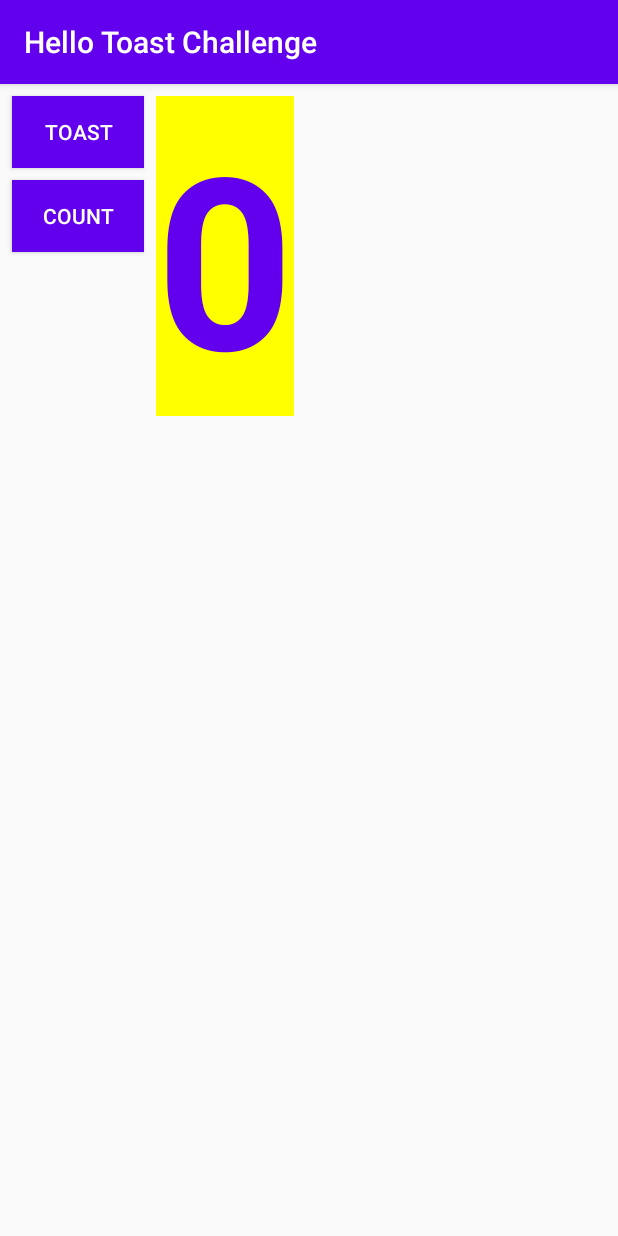
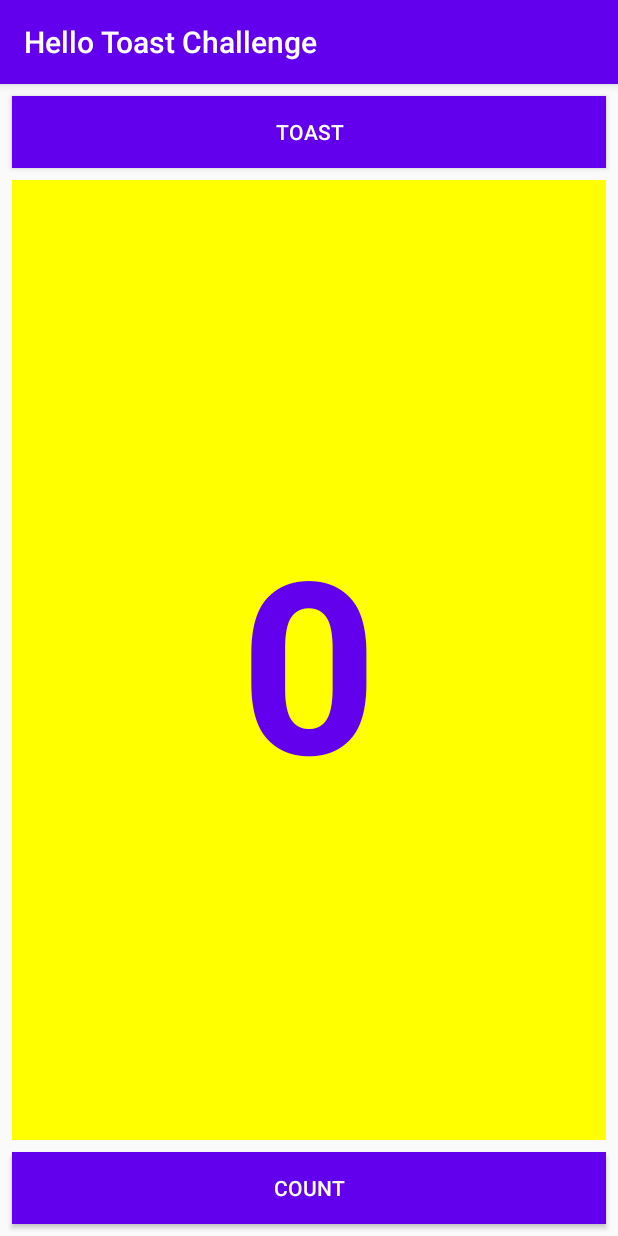
Before and after one commit to jangevaert-design/.developer-android-hello-toast, an Android app: the screen it shows after launch (MainActivity), on a phone screen of 412 x 824 dp. Run offline under Robolectric (Android 15) with nearby library versions, the phone set to English and light mode, and no system bars.

Commit message:
Worked with linear layout, gravity and weight.

```diff
--- a/app/src/main/res/layout-sw600dp/activity_main.xml
+++ b/app/src/main/res/layout-sw600dp/activity_main.xml
@@ -8,7 +8,7 @@
   tools:context=".MainActivity">
   <Button
     android:id="@+id/button_count"
-    android:layout_width="449dp"
+    android:layout_width="wrap_content"
     android:layout_height="wrap_content"
     android:background="@color/colorPrimary"
     android:onClick="countUp"
@@ -21,7 +21,7 @@
     app:layout_constraintStart_toStartOf="parent"/>
   <Button
     android:id="@+id/button_toast"
-    android:layout_width="448dp"
+    android:layout_width="wrap_content"
     android:layout_height="wrap_content"
     android:background="@color/colorPrimary"
     android:onClick="showToast"
--- a/app/src/main/res/layout/activity_main.xml
+++ b/app/src/main/res/layout/activity_main.xml
@@ -1,48 +1,54 @@
 <?xml version="1.0" encoding="utf-8"?>
-<androidx.constraintlayout.widget.ConstraintLayout
+
+<androidx.appcompat.widget.LinearLayoutCompat
   xmlns:android="http://schemas.android.com/apk/res/android"
   xmlns:app="http://schemas.android.com/apk/res-auto"
   xmlns:tools="http://schemas.android.com/tools"
   android:layout_height="match_parent"
   android:layout_width="match_parent"
+  android:orientation="vertical"
   tools:context=".MainActivity">
   <Button
     android:id="@+id/button_toast"
-    android:layout_width="wrap_content"
+    android:layout_width="match_parent"
     android:layout_height="wrap_content"
+    android:layout_marginEnd="8dp"
+    android:layout_marginStart="8dp"
     android:layout_marginTop="8dp"
-    android:layout_marginStart="8dp"
     android:background="@color/colorPrimary"
     android:onClick="showToast"
     android:text="@string/button_label_toast"
-    android:textColor="@android:color/white"
-    app:layout_constraintStart_toStartOf="parent"
-    app:layout_constraintTop_toTopOf="parent"/>
+    android:textColor="@android:color/white" />
+
+  <TextView
+    android:id="@+id/show_count"
+    android:layout_width="match_parent"
+    android:layout_height="wrap_content"
+    android:layout_marginBottom="8dp"
+    android:layout_marginEnd="8dp"
+    android:layout_marginStart="8dp"
+    android:layout_marginTop="8dp"
+    android:background="#FFFF00"
+    android:gravity="center_vertical"
+    android:textAlignment="center"
+    android:layout_weight="1"
+    android:text="@string/count_initial_value"
+    android:textColor="@color/colorPrimary"
+    android:textSize="160sp"
+    android:textStyle="bold"
+    tools:ignore="RtlCompat"/>
+
   <Button
     android:id="@+id/button_count"
-    android:layout_width="wrap_content"
+    android:layout_width="match_parent"
     android:layout_height="wrap_content"
-    android:layout_marginBottom="524dp"
+    android:layout_marginBottom="8dp"
+    android:layout_marginEnd="8dp"
     android:layout_marginStart="8dp"
-    android:layout_marginTop="8dp"
     android:background="@color/colorPrimary"
     android:onClick="countUp"
     android:text="@string/button_label_count"
-    android:textColor="@android:color/white"
-    app:layout_constraintTop_toBottomOf="@+id/button_toast"
-    app:layout_constraintStart_toStartOf="parent"/>
-  <TextView
-    android:id="@+id/show_count"
-    android:textStyle="bold"
-    android:layout_width="wrap_content"
-    android:layout_height="wrap_content"
-    android:layout_marginTop="8dp"
-    android:layout_marginStart="8dp"
-    android:background="#FFFF00"
-    android:text="@string/count_initial_value"
-    android:textAlignment="center"
-    android:textColor="@color/colorPrimary"
-    android:textSize="160sp"
-    app:layout_constraintTop_toTopOf="parent"
-    app:layout_constraintStart_toEndOf="@+id/button_toast"/>
-</androidx.constraintlayout.widget.ConstraintLayout>
+    android:textColor="@android:color/white" />
+
+
+</androidx.appcompat.widget.LinearLayoutCompat>
```
